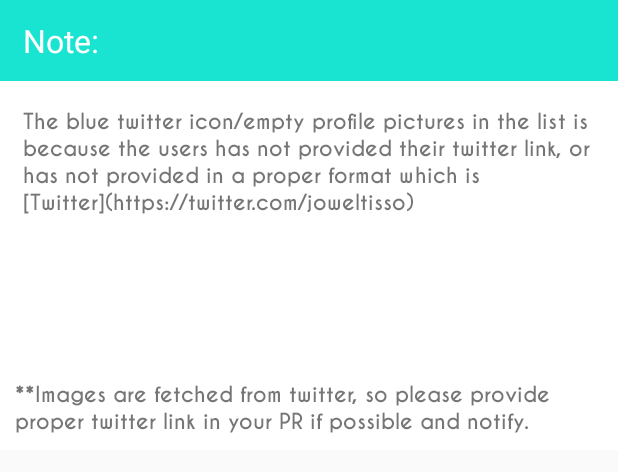
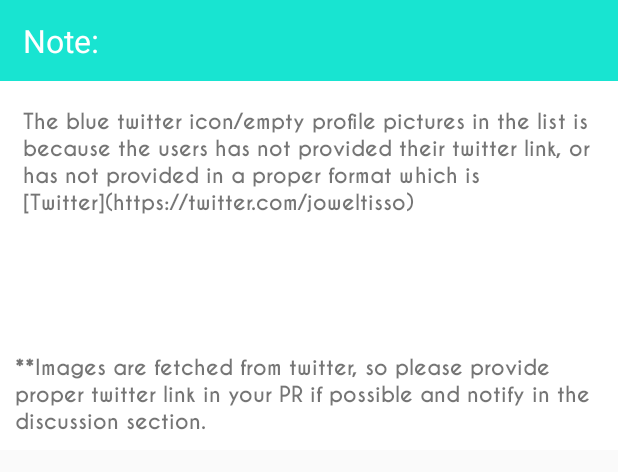
Before and after one commit to JowelTisso/TTJC-Participants-App, an Android app: the layout popup_window.xml on its own in the app's theme, with its tools: preview values and no code run, on a phone screen of 412 x 824 dp. Shown: the top 472 px of the screen. Run offline under Robolectric (Android 15) with nearby library versions, the phone set to English and light mode, and no system bars.

Commit message:
Small modifications : 1. note changed in the participants list activity 2. String extracted

```diff
--- a/app/src/main/res/layout/popup_window.xml
+++ b/app/src/main/res/layout/popup_window.xml
@@ -24,20 +24,19 @@
         android:layout_weight="3"
         android:background="@android:color/white"
         android:fontFamily="@font/caviardreams_bold"
-        android:text="\nThe blue twitter icon/empty profile pictures in the list is because the users has not provided their twitter link, or has not provided in a proper format which is \n[Twitter](https://twitter.com/joweltisso)\n"
+        android:text="@string/note_info_1"
 
          />
 
     <TextView
         android:layout_width="wrap_content"
         android:layout_height="0dp"
-        android:text="**Images are fetched from twitter, so please provide proper twitter link in your PR if possible and notify."
-        android:textSize="14sp"
-        android:padding="10dp"
         android:layout_weight="2"
-        android:gravity="bottom"
         android:background="@android:color/white"
         android:fontFamily="@font/caviardreams_bold"
-        />
+        android:gravity="bottom"
+        android:padding="10dp"
+        android:text="@string/note_info"
+        android:textSize="14sp" />
 
 </LinearLayout>
--- a/app/src/main/res/values/strings.xml
+++ b/app/src/main/res/values/strings.xml
@@ -2,4 +2,6 @@
     <string name="app_name">TTJC Participants App</string>
     <string name="about">This app is made by Jowel Tisso, for an assignment. It is made to help the participants to keep track of their project progress and to check participants details and their field of interest.</string>
     <string name="note">**If you find any issue with the app please do leave a comment in the discussion section, Thank you**</string>
+    <string name="note_info">**Images are fetched from twitter, so please provide proper twitter link in your PR if possible and notify in the discussion section.</string>
+    <string name="note_info_1">\nThe blue twitter icon/empty profile pictures in the list is because the users has not provided their twitter link, or has not provided in a proper format which is \n[Twitter](https://twitter.com/joweltisso)\n</string>
 </resources>
```
